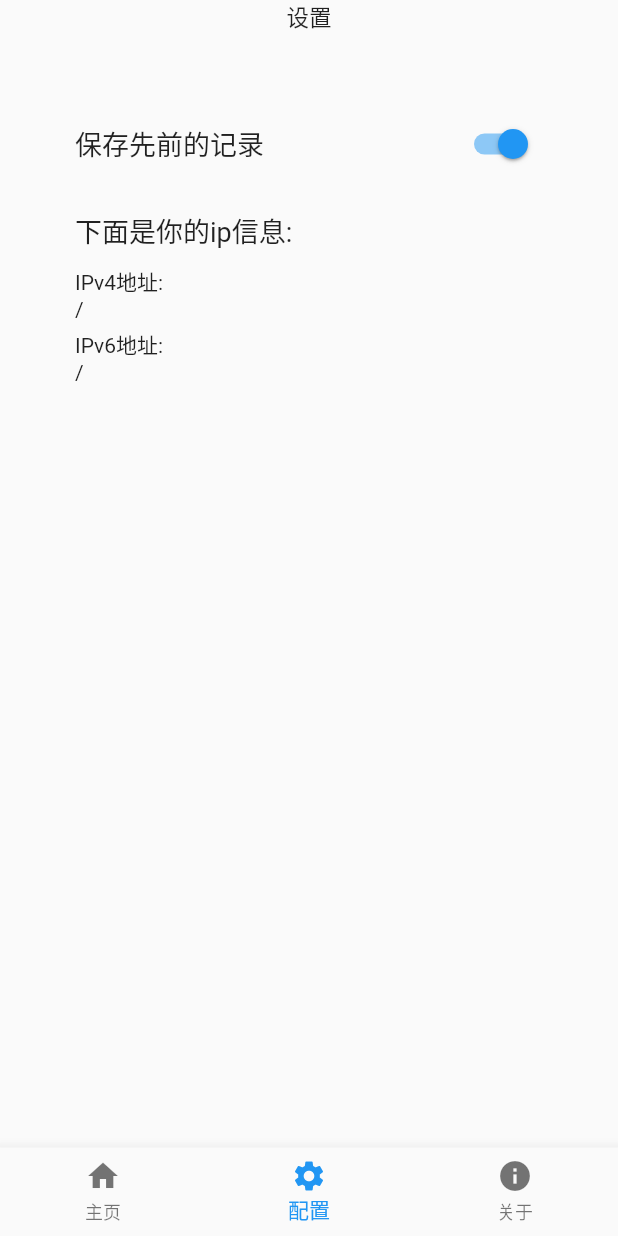
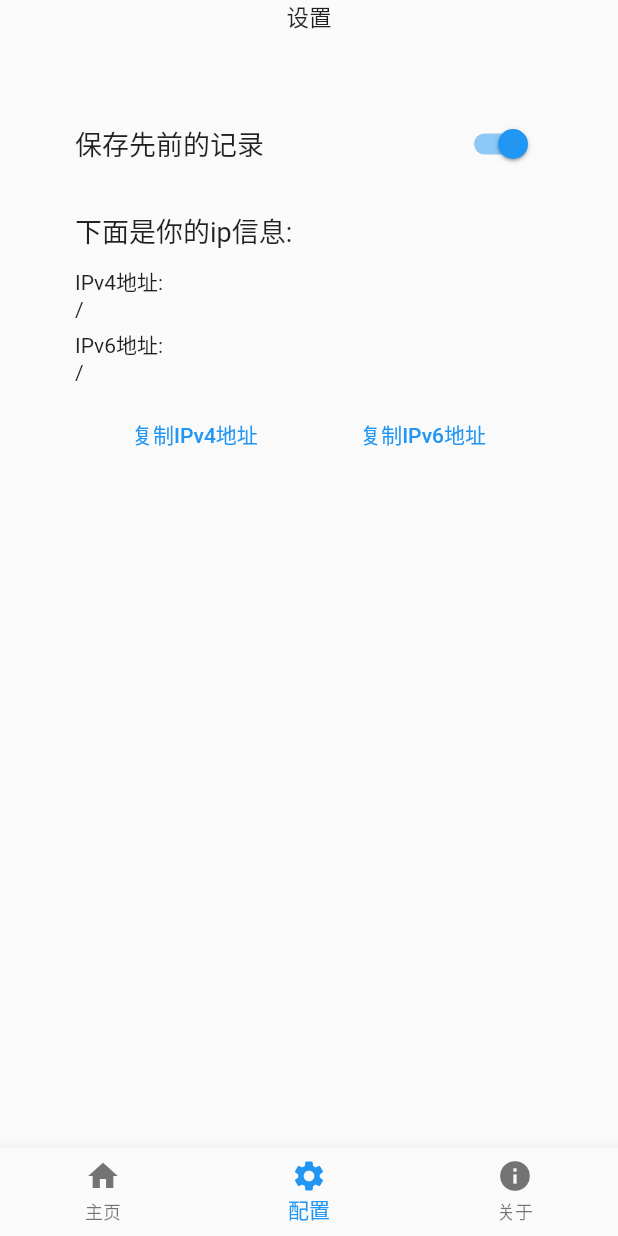
Before and after one commit to Zhoucheng133/CuteHttpFileServer-GUI, a Flutter app: the screen it shows after launch, item 2 of the bottom bar chosen, on a phone screen of 412 x 824 dp. Run offline on Flutter 3.47's test engine with Material 2 defaults, Android fonts, the phone set to English and light mode, and no system bars; our stand-ins replace file_picker, shared_preferences; missing offline and left inert: bitsdojo_window, process_run.

Commit message:
增加复制ip地址的按钮

```diff
--- a/lib/main.dart
+++ b/lib/main.dart
@@ -8,6 +8,7 @@ import 'package:url_launcher/url_launcher.dart';
 import 'package:file_picker/file_picker.dart';
 import 'package:process_run/shell.dart';
 import 'package:shared_preferences/shared_preferences.dart';
+import 'package:flutter/services.dart';
 
 void main() {
   runApp(const MainApp());
@@ -202,6 +203,29 @@ class _SettingPageState extends State<SettingPage> {
                   Text(ip[1]),
                   Spacer()
                 ],
+              ),
+              SizedBox(
+                height: 10,
+              ),
+              Padding(
+                padding: const EdgeInsets.fromLTRB(30, 0, 30, 0),
+                child: Row(
+                  children: [
+                    TextButton(
+                      onPressed: (){
+
+                      },
+                      child: Text("复制IPv4地址")
+                    ),
+                    Spacer(),
+                    TextButton(
+                      onPressed: (){
+
+                      },
+                      child: Text("复制IPv6地址")
+                    )
+                  ],
+                ),
               )
             ]
           ),
```
